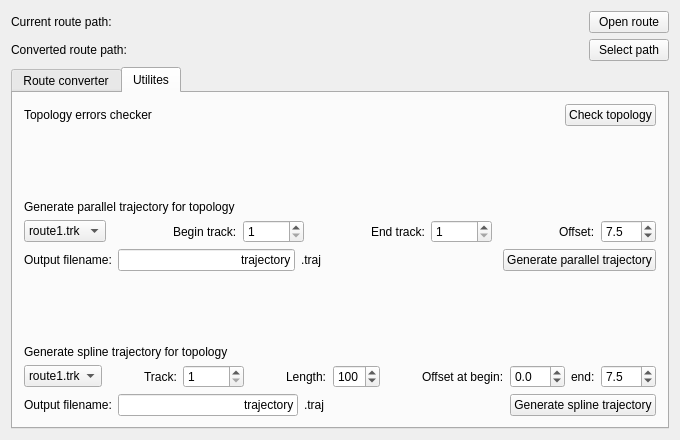
This is tools/routeconv/forms/mainwindow.ui in maisvendoo/RRS as Qt 5 draws it before an edit. The edited form follows.
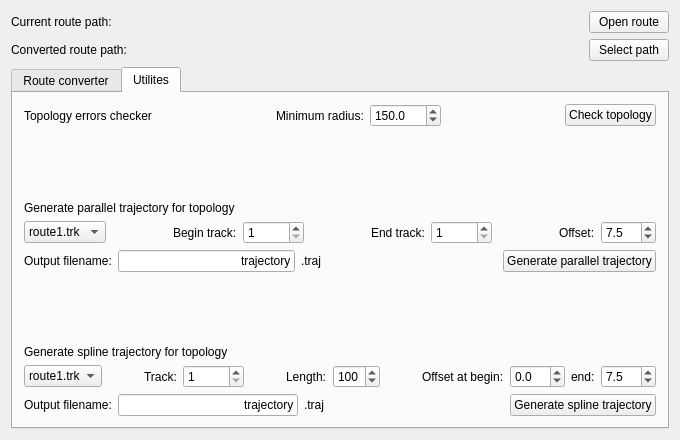
This is the edited form. The open tabs and pages were chosen to show the change.

The edit to the form file:
```diff
--- a/tools/routeconv/forms/mainwindow.ui
+++ b/tools/routeconv/forms/mainwindow.ui
@@ -200,7 +200,43 @@
                </widget>
               </item>
               <item>
-               <spacer name="hSpacerTopologyChecker">
+               <spacer name="hSpacerTopologyChecker1">
+                <property name="orientation">
+                 <enum>Qt::Horizontal</enum>
+                </property>
+                <property name="sizeHint" stdset="0">
+                 <size>
+                  <width>40</width>
+                  <height>20</height>
+                 </size>
+                </property>
+               </spacer>
+              </item>
+              <item>
+               <widget class="QLabel" name="lMinimumRadius">
+                <property name="text">
+                 <string>Minimum radius:</string>
+                </property>
+               </widget>
+              </item>
+              <item>
+               <widget class="QDoubleSpinBox" name="dsbMinimumRadius">
+                <property name="decimals">
+                 <number>1</number>
+                </property>
+                <property name="minimum">
+                 <double>10.000000000000000</double>
+                </property>
+                <property name="maximum">
+                 <double>10000.000000000000000</double>
+                </property>
+                <property name="value">
+                 <double>150.000000000000000</double>
+                </property>
+               </widget>
+              </item>
+              <item>
+               <spacer name="hSpacerTopologyChecker2">
                 <property name="orientation">
                  <enum>Qt::Horizontal</enum>
                 </property>
```
